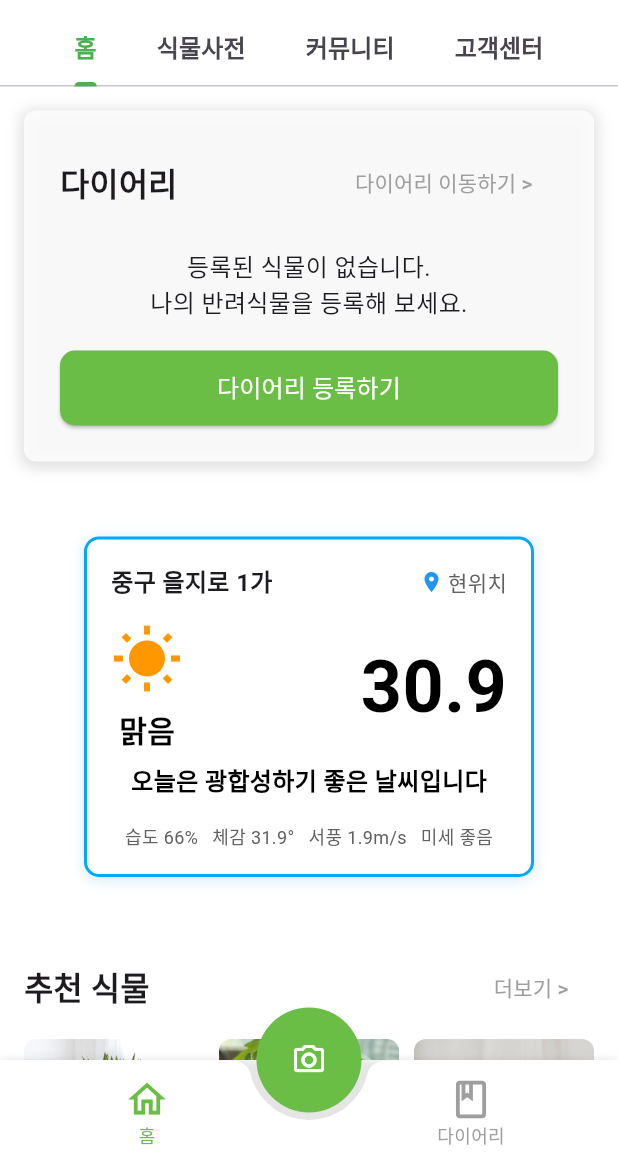
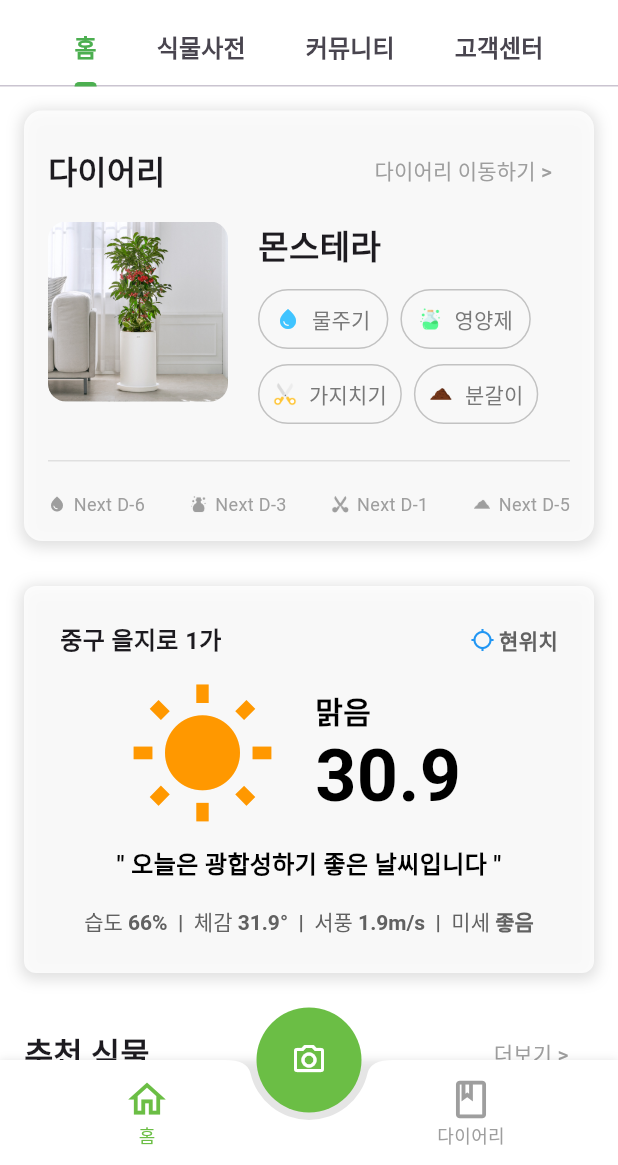
Before and after one commit to kimjaehui02/WonRoom, a Flutter app: the screen it shows after launch, on a phone screen of 412 x 824 dp, the part 71-1236 px from its top. Run offline on Flutter 3.47's test engine with Material 3 defaults, Android fonts, the phone set to English and light mode, and no system bars; our stand-ins replace dio, flutter_secure_storage, image_picker, shared_preferences, smooth_page_indicator; Roboto replaces fonts that are missing (Pretendard); project files that could hold a hidden picture were left out.

Commit message:
깃허브 통합준비

```diff
--- a/wonroom/lib/index.dart
+++ b/wonroom/lib/index.dart
@@ -160,8 +160,8 @@ class _IndexState extends State<Index> with SingleTickerProviderStateMixin {
             children: [
               _buildHomePage(),
               _buildPlantDictionaryPage(),
-              PlantDictionary(),
-              _buildPlantClinicPage('식물클리닉 페이지'),
+              // PlantDictionary(),
+              // _buildPlantClinicPage('식물클리닉 페이지'),
               _buildCommunityPage('커뮤니티 페이지'),
               _buildCustomerServicePage('고객센터 페이지'),
             ],
@@ -283,17 +283,17 @@ class _IndexState extends State<Index> with SingleTickerProviderStateMixin {
         crossAxisAlignment: CrossAxisAlignment.start,
         children: [
           // 다이어리 빈곳 유무를 교체할 때 쓰는곳
-          if (false)
-            _buildMyPlantsSection()
-          else
-            _buildMyPlantsSectionNull(),
+          // if (false)
+            _buildMyPlantsSection(),
+          // else
+          //   _buildMyPlantsSectionNull(),
 
 
-          const SizedBox(height: 50),
+          const SizedBox(height: 30),
           _buildWeatherWidget(),
-          const SizedBox(height: 50),
+          const SizedBox(height: 30),
           _buildRecommendedPlantsSection(),
-          const SizedBox(height: 50),
+          const SizedBox(height: 30),
           _buildPopularPostsSection(),
           const SizedBox(height: 40),
         ],
@@ -303,24 +303,24 @@ class _IndexState extends State<Index> with SingleTickerProviderStateMixin {
 
   // 날씨
   Widget _buildWeatherWidget() {
+    const double iconSize = 100; // 아이콘 사이즈
+    const double temperatureFontSize = 48; // 온도 텍스트 폰트 사이즈
+    const double infoFontSize = 14; // 정보 텍스트 폰트 사이즈
+
     return Center(
       child: Container(
-        width: 300,
-        padding: EdgeInsets.all(16),
+        padding: EdgeInsets.all(24),
         decoration: BoxDecoration(
-          color: Colors.white,
-          borderRadius: BorderRadius.circular(10),
+          borderRadius: BorderRadius.circular(8),
+          color: Colors.white.withOpacity(0.8),
           boxShadow: [
             BoxShadow(
-              color: Colors.blue.withOpacity(0.2),
+              color: Colors.black.withOpacity(0.13),
+              spreadRadius: 2,
               blurRadius: 8,
-              offset: Offset(0, 2),
+              offset: const Offset(0, 2),
             ),
           ],
-          border: Border.all(
-            color: Colors.lightBlue,
-            width: 2,
-          ),
         ),
         child: Column(
           crossAxisAlignment: CrossAxisAlignment.start,
@@ -339,7 +339,7 @@ class _IndexState extends State<Index> with SingleTickerProviderStateMixin {
                 Row(
                   children: [
                     Icon(
-                      Icons.location_on,
+                      Icons.location_searching,
                       color: Colors.blue,
                       size: 16,
                     ),
@@ -348,6 +348,7 @@ class _IndexState extends State<Index> with SingleTickerProviderStateMixin {
                       '현위치',
                       style: TextStyle(
                         fontSize: 14,
+                        fontWeight: FontWeight.bold,
                         color: Colors.grey[700],
                       ),
                     ),
@@ -355,44 +356,48 @@ class _IndexState extends State<Index> with SingleTickerProviderStateMixin {
                 ),
               ],
             ),
-            SizedBox(height: 16),
+            SizedBox(height: 15),
             // 날씨 정보
             Row(
-              mainAxisAlignment: MainAxisAlignment.spaceBetween,
+              crossAxisAlignment: CrossAxisAlignment.start, // 텍스트 상단 정렬
               children: [
-                Column(
-                  children: [
+                SizedBox(width: 45),
                 Icon(
                   Icons.wb_sunny,
                   color: Colors.orange,
-                      size: 48,
+                  size: iconSize,
                 ),
-                    SizedBox(height: 8),
+                SizedBox(width: 25), // 아이콘과 텍스트 사이의 간격 조정
+                Column(
+                  crossAxisAlignment: CrossAxisAlignment.start,
+                  children: [
                     Text(
                       '맑음',
                       style: TextStyle(
                         fontSize: 20,
                         fontWeight: FontWeight.bold,
                         color: Colors.black,
+                        height: 2, // 줄 높이를 2로 설정
+                      ),
+                    ),
+                    Text(
+                      '30.9',
+                      style: TextStyle(
+                        fontSize: temperatureFontSize,
+                        fontWeight: FontWeight.bold,
+                        color: Colors.black,
+                        height: 1, // 줄 높이를 1로 설정
                       ),
                     ),
                   ],
                 ),
-                Text(
-                  '30.9',
-                  style: TextStyle(
-                    fontSize: 48,
-                    fontWeight: FontWeight.bold,
-                    color: Colors.black,
-                  ),
-                ),
               ],
             ),
-            SizedBox(height: 8),
+            SizedBox(height: 10),
             // 메시지
             Center(
               child: Text(
-                '오늘은 광합성하기 좋은 날씨입니다',
+                '" 오늘은 광합성하기 좋은 날씨입니다 "',
                 style: TextStyle(
                   fontSize: 16,
                   color: Colors.black,
@@ -402,38 +407,74 @@ class _IndexState extends State<Index> with SingleTickerProviderStateMixin {
             ),
             SizedBox(height: 16),
             // 하단 추가 정보
-            Row(
-              mainAxisAlignment: MainAxisAlignment.spaceEvenly,
+            Center(
+              child: RichText(
+                text: TextSpan(
+                  style: TextStyle(
+                    fontSize: infoFontSize,
+                    color: Colors.grey[700],
+                  ),
                   children: [
-                Text(
-                  '습도 66%',
+                    TextSpan(
+                      text: '습도 ',
+                    ),
+                    TextSpan(
+                      text: '66% ',
                       style: TextStyle(
-                    fontSize: 12,
+                        fontWeight: FontWeight.bold,
+                      ),
+                    ),
+                    TextSpan(
+                      text: ' |  ', // 구분 기호
+                      style: TextStyle(
+                        fontWeight: FontWeight.bold,
                         color: Colors.grey[700],
                       ),
                     ),
-                Text(
-                  '체감 31.9°',
+                    TextSpan(
+                      text: '체감 ',
+                    ),
+                    TextSpan(
+                      text: '31.9° ',
                       style: TextStyle(
-                    fontSize: 12,
+                        fontWeight: FontWeight.bold,
+                      ),
+                    ),
+                    TextSpan(
+                      text: ' |  ',
+                      style: TextStyle(
+                        fontWeight: FontWeight.bold,
                         color: Colors.grey[700],
                       ),
                     ),
-                Text(
-                  '서풍 1.9m/s',
+                    TextSpan(
+                      text: '서풍 ',
+                    ),
+                    TextSpan(
+                      text: '1.9m/s ',
                       style: TextStyle(
-                    fontSize: 12,
+                        fontWeight: FontWeight.bold,
+                      ),
+                    ),
+                    TextSpan(
+                      text: ' |  ',
+                      style: TextStyle(
+                        fontWeight: FontWeight.bold,
                         color: Colors.grey[700],
                       ),
                     ),
-                Text(
-                  '미세 좋음',
+                    TextSpan(
+                      text: '미세 ',
+                    ),
+                    TextSpan(
+                      text: '좋음',
                       style: TextStyle(
-                    fontSize: 12,
-                    color: Colors.grey[700],
+                        fontWeight: FontWeight.bold,
                       ),
                     ),
                   ],
+                ),
+              ),
             ),
           ],
         ),
@@ -500,51 +541,91 @@ class _IndexState extends State<Index> with SingleTickerProviderStateMixin {
                       '몬스테라',
                       style: TextStyle(fontSize: 22, fontWeight: FontWeight.bold),
                     ),
-                    const SizedBox(height: 15),
-                    Column(
-                      crossAxisAlignment: CrossAxisAlignment.start,
+                    const SizedBox(height: 10),
+                    Wrap(
+                      spacing: 8, // 각 버튼 사이의 가로 간격
+                      runSpacing: 2, // 줄 바꿈 시의 세로 간격
                       children: [
-                        Row(
-                          children: [
-                            _buildActionContainer(
-                              icon: Icons.water_drop, // 변경
-                              text: '물주기',
-                              iconColor: Colors.lightBlueAccent,
-                              iconSize: 20,
+                        OutlinedButton.icon(
+                          onPressed: () {},
+                          icon: Icon(
+                            Icons.water_drop,
+                            size: 16,
+                            color: Colors.lightBlueAccent,
                           ),
-                            const SizedBox(width: 15),
-                            _buildActionContainer(
-                              icon: 'images/potion.png',
-                              text: '영양제',
-                              iconSize: 20,
+                          label: Text(
+                            "물주기",
+                            style: TextStyle(
+                              fontSize: 14,
+                              color: Color(0xff787878),
                             ),
-                          ],
                           ),
-                        const SizedBox(height: 5),
-                        Row(
-                          children: [
-                            _buildActionContainer(
-                              icon: 'images/scissor.png',
-                              text: '가지치기',
-                              iconSize: 20,
+                          style: OutlinedButton.styleFrom(
+                            padding: EdgeInsets.symmetric(horizontal: 12, vertical: 4),
+                            side: BorderSide(color: Color(0xffc2c2c2)),
                           ),
-                            const SizedBox(width: 10),
-                            _buildActionContainer(
-                              icon: 'images/soil.png',
-                              text: '분갈이',
-                              iconSize: 20,
                         ),
-                          ],
+                        OutlinedButton.icon(
+                          onPressed: () {},
+                          icon: Image.asset(
+                            'images/potion.png',
+                            width: 16,
+                            height: 16,
+                          ),
+                          label: Text(
+                            "영양제",
+                            style: TextStyle(
+                              fontSize: 14,
+                              color: Color(0xff787878),
+                            ),
+                          ),
+                          style: OutlinedButton.styleFrom(
+                            padding: EdgeInsets.symmetric(horizontal: 12, vertical: 4),
+                            side: BorderSide(color: Color(0xffc2c2c2)),
+                          ),
+                        ),
+                        OutlinedButton.icon(
+                          onPressed: () {},
+                          icon: Image.asset(
+                            'images/scissor.png',
+                            width: 16,
+                            height: 16,
+                          ),
+                          label: Text(
+                            "가지치기",
+                            style: TextStyle(
+                              fontSize: 14,
+                              color: Color(0xff787878),
+                            ),
+                          ),
+                          style: OutlinedButton.styleFrom(
+                            padding: EdgeInsets.symmetric(horizontal: 10, vertical: 4),
+                            side: BorderSide(color: Color(0xffc2c2c2)),
+                          ),
+                        ),
+                        OutlinedButton.icon(
+                          onPressed: () {},
+                          icon: Image.asset(
+                            'images/soil.png',
+                            width: 16,
+                            height: 16,
+                          ),
+                          label: Text(
+                            "분갈이",
+                            style: TextStyle(
+                                fontSize: 14,
+                                color: Color(0xff787878)),
+                          ),
+                          style: OutlinedButton.styleFrom(
+                            padding: EdgeInsets.symmetric(horizontal: 10, vertical: 4),
+                            side: BorderSide(color: Color(0xffc2c2c2)),
+                          ),
                         ),
                       ],
                     ),
                   ],
                 ),
               ),
-              // IconButton(
-              //   icon: const Icon(Icons.more_vert),
-              //   onPressed: () {},
-              // ),
             ],
           ),
           const SizedBox(height: 20),
@@ -558,19 +639,19 @@ class _IndexState extends State<Index> with SingleTickerProviderStateMixin {
             mainAxisAlignment: MainAxisAlignment.spaceBetween,
             children: [
               _buildStatusRow(
-                icon: Icons.water_drop, // 변경
+                icon: Icons.water_drop,
                 text: 'Next D-6',
               ),
               _buildStatusRow(
-                icon: Icons.pest_control, // 다른 아이콘 예시
+                icon: 'images/potion.png',
                 text: 'Next D-3',
               ),
               _buildStatusRow(
-                icon: Icons.science, // 다른 아이콘 예시
+                icon: 'images/scissor.png',
                 text: 'Next D-1',
               ),
               _buildStatusRow(
-                icon: Icons.grass, // 다른 아이콘 예시
+                icon: 'images/soil.png',
                 text: 'Next D-5',
               ),
             ],
@@ -579,6 +660,13 @@ class _IndexState extends State<Index> with SingleTickerProviderStateMixin {
       ),
     );
   }
+
+
+
+
+
+
+
 
   Widget _buildActionContainer({
     required dynamic icon, // 변경: dynamic으로 변경하여 IconData와 String 모두 허용
@@ -616,7 +704,7 @@ class _IndexState extends State<Index> with SingleTickerProviderStateMixin {
     );
   }
   Widget _buildStatusRow({
-    required dynamic icon, // 변경: dynamic으로 변경하여 IconData와 String 모두 허용
+    required dynamic icon, // IconData 또는 String (이미지 경로)
     required String text,
   }) {
     return Row(
@@ -628,10 +716,13 @@ class _IndexState extends State<Index> with SingleTickerProviderStateMixin {
             color: Colors.grey,
           )
         else if (icon is String && icon.endsWith('.png'))
-          Image.asset(
+          ColorFiltered(
+            colorFilter: ColorFilter.mode(Colors.grey, BlendMode.srcIn),
+            child: Image.asset(
               icon,
               width: 12,
               height: 12,
+            ),
           ),
         const SizedBox(width: 5),
         Text(
@@ -641,6 +732,7 @@ class _IndexState extends State<Index> with SingleTickerProviderStateMixin {
       ],
     );
   }
+
 
   // 다이어리 비어있을 때 코드
   Widget _buildMyPlantsSectionNull() {
--- a/wonroom/lib/myPlant.dart
+++ b/wonroom/lib/myPlant.dart
@@ -438,7 +438,7 @@ class _MyplantState extends State<Myplant> {
                                       height: 18,
                                     ),
                                     label: Text(
-                                      "영양제",
+                                      "영양재",
                                       style: TextStyle(color: Color(0xff787878)),
                                     ),
                                     style: OutlinedButton.styleFrom(
```
Also changed, not shown: 6 other files. Lines whose indentation alone changed are shown as unchanged.
